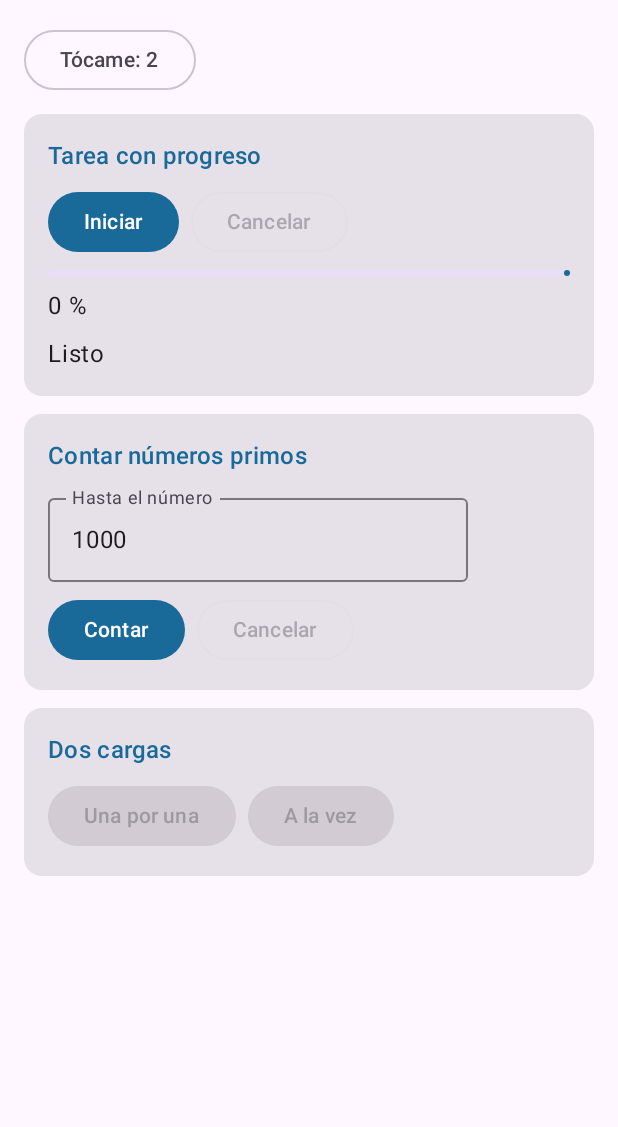
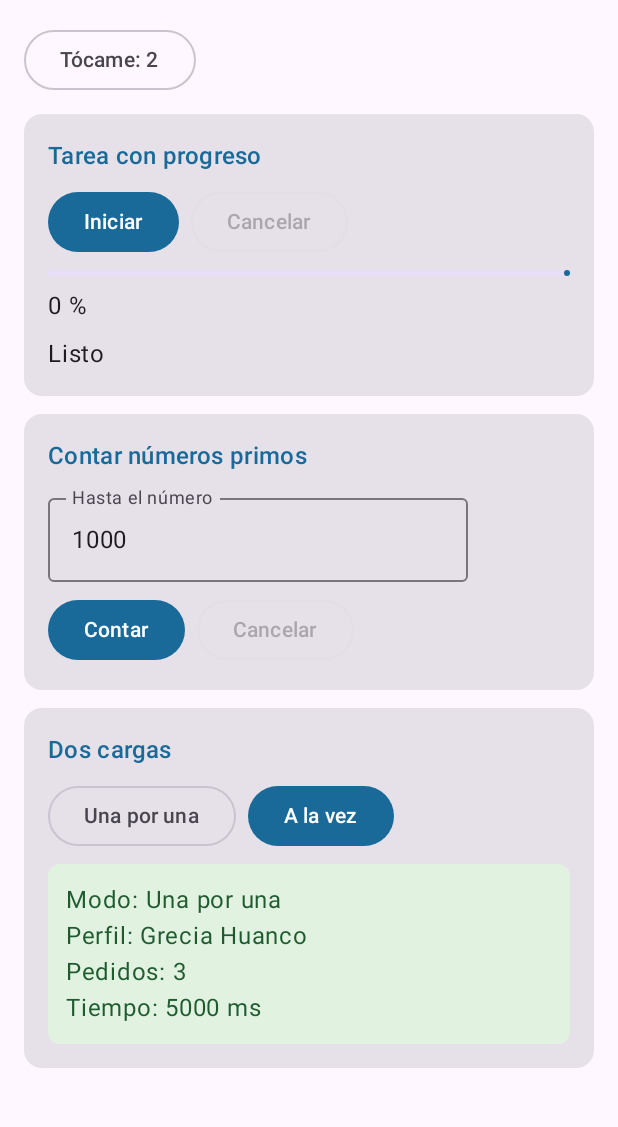
Before and after one commit to huancogrecia/CentroTareas_Huanco, an Android app built with Jetpack Compose: the screen it shows after launch (MainActivity), after a tap on an icon or button, on a phone screen of 412 x 824 dp, the part 96-1223 px from its top. Run offline under Robolectric (Android 15) with nearby library versions, the phone set to English and light mode, and no system bars; 2 other taps on this screen came first.

Commit message:
feat(carga): compara carga secuencial y en paralelo con async

```diff
--- a/app/src/main/java/com/huanco/centrotareas/data/TareasRepositoryLocal.kt
+++ b/app/src/main/java/com/huanco/centrotareas/data/TareasRepositoryLocal.kt
@@ -9,7 +9,7 @@ import kotlinx.coroutines.withContext
 class TareasRepositoryLocal : TareasRepository {
     override suspend fun cargarPerfil(): String {
         delay(2000)
-        return "Ana Torres (ficticia)"
+        return "Grecia Huanco"
     }
 
     override suspend fun cargarPedidos(simularError: Boolean): List<String> {
--- a/app/src/main/java/com/huanco/centrotareas/ui/PantallaTareas.kt
+++ b/app/src/main/java/com/huanco/centrotareas/ui/PantallaTareas.kt
@@ -8,8 +8,10 @@ import androidx.compose.material3.*
 import androidx.compose.runtime.*
 import androidx.compose.runtime.saveable.rememberSaveable
 import androidx.compose.ui.Modifier
+import androidx.compose.ui.graphics.Color
 import androidx.compose.ui.unit.dp
 import androidx.compose.ui.text.input.KeyboardType
+import com.huanco.centrotareas.model.CargaUi
 import com.huanco.centrotareas.model.PrimosUi
 import kotlin.math.roundToInt
 import com.huanco.centrotareas.viewmodel.TareasViewModel
@@ -20,6 +22,8 @@ fun PantallaTareas(vm: TareasViewModel) {
     val mensaje by vm.mensaje.collectAsState()
     val progreso by vm.progreso.collectAsState()
     val corriendo by vm.corriendo.collectAsState()
+    val carga by vm.carga.collectAsState()
+    val cargando = carga == CargaUi.Cargando
     val primos by vm.primos.collectAsState()
     val calculando = primos == PrimosUi.Calculando
     var limite by rememberSaveable { mutableStateOf("1000") }
@@ -97,8 +101,29 @@ fun PantallaTareas(vm: TareasViewModel) {
             }
             TarjetaTarea("Dos cargas") {
                 Row(horizontalArrangement = Arrangement.spacedBy(8.dp)) {
-                    Button(onClick = {}, enabled = false) { Text("Una por una") }
-                    Button(onClick = {}, enabled = false) { Text("A la vez") }
+                    OutlinedButton(onClick = vm::cargarUnaPorUna, enabled = !cargando) {
+                        Text("Una por una")
+                    }
+                    Button(onClick = vm::cargarALaVez, enabled = !cargando) {
+                        Text("A la vez")
+                    }
+                }
+                when (val estado = carga) {
+                    CargaUi.Cargando -> CircularProgressIndicator()
+                    is CargaUi.Exito -> Surface(
+                        modifier = Modifier.fillMaxWidth(),
+                        shape = MaterialTheme.shapes.small,
+                        color = Color(0xFFE1F2E1),
+                        contentColor = Color(0xFF205B30)
+                    ) {
+                        Column(Modifier.padding(12.dp)) {
+                            Text("Modo: ${estado.modo}")
+                            Text("Perfil: ${estado.perfil}")
+                            Text("Pedidos: ${estado.pedidos}")
+                            Text("Tiempo: ${estado.milisegundos} ms")
+                        }
+                    }
+                    else -> Unit
                 }
             }
         }
--- a/app/src/main/java/com/huanco/centrotareas/viewmodel/TareasViewModel.kt
+++ b/app/src/main/java/com/huanco/centrotareas/viewmodel/TareasViewModel.kt
@@ -9,6 +9,8 @@ import com.huanco.centrotareas.model.PrimosUi
 import kotlinx.coroutines.CancellationException
 import kotlinx.coroutines.Dispatchers
 import kotlinx.coroutines.Job
+import kotlinx.coroutines.async
+import kotlinx.coroutines.coroutineScope
 import kotlinx.coroutines.delay
 import kotlinx.coroutines.flow.MutableStateFlow
 import kotlinx.coroutines.flow.StateFlow
@@ -85,4 +87,30 @@ class TareasViewModel(private val repo: TareasRepository) : ViewModel() {
     fun cancelarPrimos() {
         trabajoPrimos?.cancel()
     }
+
+    fun cargarUnaPorUna() = cargar("Una por una") {
+        val perfil = repo.cargarPerfil()
+        val pedidos = repo.cargarPedidos(false)
+        perfil to pedidos.size
+    }
+
+    fun cargarALaVez() = cargar("A la vez") {
+        coroutineScope {
+            val perfil = async { repo.cargarPerfil() }
+            val pedidos = async { repo.cargarPedidos(false) }
+            perfil.await() to pedidos.await().size
+        }
+    }
+
+    private fun cargar(modo: String, obtenerDatos: suspend () -> Pair<String, Int>) {
+        if (_carga.value == CargaUi.Cargando) return
+
+        viewModelScope.launch {
+            _carga.value = CargaUi.Cargando
+            val inicio = System.nanoTime()
+            val (perfil, pedidos) = obtenerDatos()
+            val milisegundos = (System.nanoTime() - inicio) / 1_000_000
+            _carga.value = CargaUi.Exito(modo, perfil, pedidos, milisegundos)
+        }
+    }
 }
```
